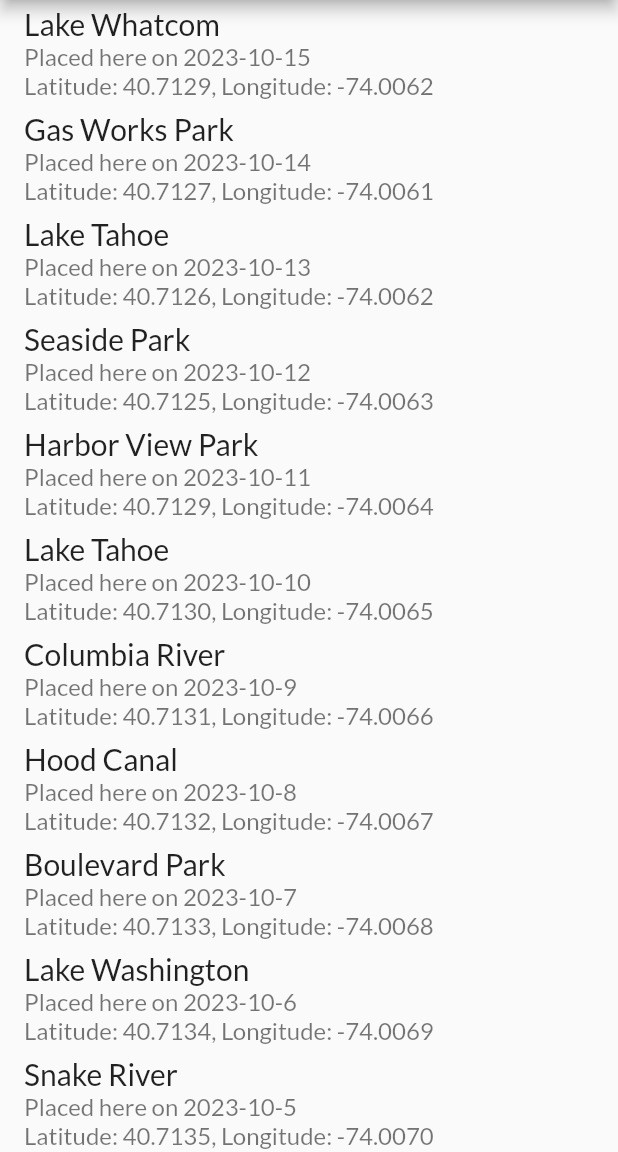
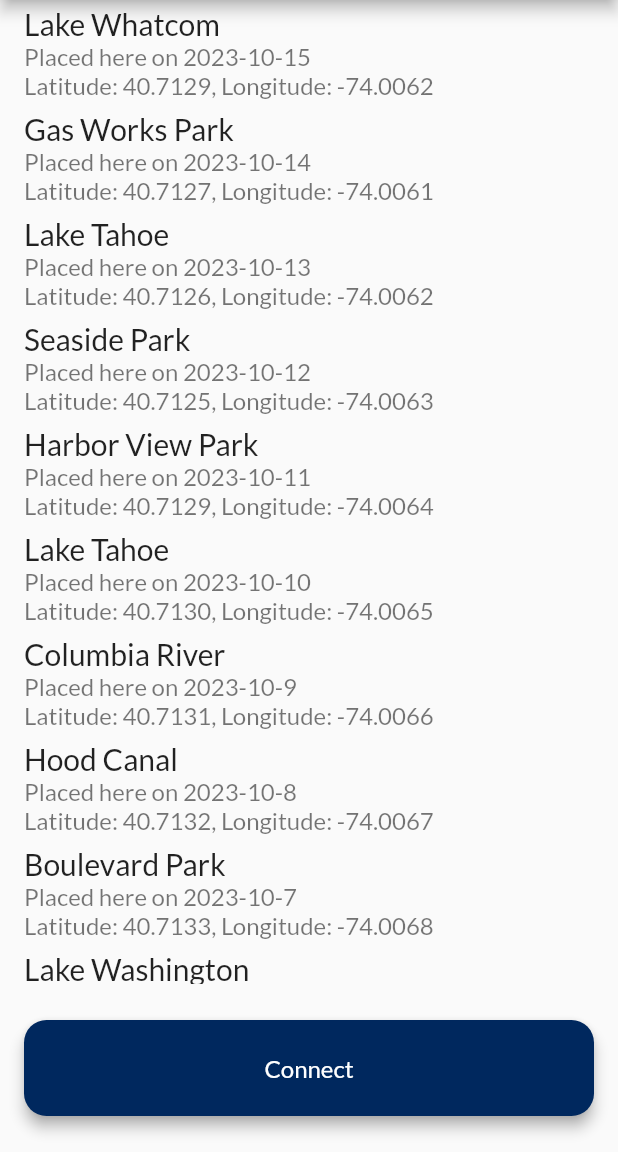
Before and after one commit to rngSwoop/wwx_flutter, a Flutter app: the DashboardScreen screen opened by its route, after a tap on "Buoy 1", on a phone screen of 412 x 824 dp, the part 84-1236 px from its top. Run offline on Flutter 3.47's test engine with Material 2 defaults, Android fonts, the phone set to English and light mode, and no system bars; our stand-ins replace firebase_auth, firebase_core, flutter_blue, google_fonts, loader_overlay, permission_handler and 1 more; accounts and stored records are empty.

Commit message:
Added MAC addresses and moved Connect button to location screen

```diff
--- a/lib/screens/buoy_details_screen.dart
+++ b/lib/screens/buoy_details_screen.dart
@@ -18,7 +18,10 @@ class BuoyDetailsScreen extends StatelessWidget {
         ),
         backgroundColor: kThemeBlue,
       ),
-      body: ListView.builder(
+      body: Column(
+        children: [
+          Expanded(
+            child: ListView.builder(
               itemCount: selectedAuthBuoys.locationData.length,
               itemBuilder: (context, index) {
                 final locationDataPoint = selectedAuthBuoys.locationData[index];
@@ -35,6 +38,38 @@ class BuoyDetailsScreen extends StatelessWidget {
                 );
               },
             ),
+          ),
+
+          // Button to initiate Bluetooth scanning
+          Padding(
+            padding: const EdgeInsets.only(top: 16, bottom: 16),
+            child: Container(
+              padding: EdgeInsets.only(left: 16, right: 16, bottom: 8.0, top: 8.0),
+              height: 80.0,
+              width: double.infinity,
+              child: ElevatedButton(
+                onPressed: () {
+                  // Define the action when the button is pressed
+                },
+                child: Text(
+                  "Connect",
+                  style: GoogleFonts.lato(fontSize: 16, fontWeight: FontWeight.w500),
+                ),
+                style: ButtonStyle(
+                  elevation: MaterialStateProperty.all<double>(4.0),
+                  shadowColor: MaterialStateProperty.all<Color>(Colors.grey),
+                  shape: MaterialStateProperty.all<RoundedRectangleBorder>(
+                    RoundedRectangleBorder(
+                      borderRadius: BorderRadius.circular(15.0),
+                    ),
+                  ),
+                  backgroundColor: MaterialStateProperty.all<Color>(kThemeBlue),
+                ),
+              ),
+            ),
+          ),
+        ]
+      ),
     );
   }
 }
--- a/lib/screens/dashboard_screen.dart
+++ b/lib/screens/dashboard_screen.dart
@@ -168,34 +168,6 @@ class _DashboardScreenState extends State<DashboardScreen> {
               ),
             ),
           ),
-          // Button to initiate Bluetooth scanning
-          Padding(
-            padding: const EdgeInsets.only(top: 16, bottom: 16),
-            child: Container(
-                padding: EdgeInsets.only(left: 16, right: 16, bottom: 8.0, top: 8.0),
-                height: 80.0,
-                width: double.infinity,
-                child: ElevatedButton(
-                  onPressed: () {
-                    Navigator.pushNamed(context, kBuoysScreenId);
-                  },
-                  child: Text(
-                    "Connect to a Device",
-                    style: GoogleFonts.lato(fontSize: 16, fontWeight: FontWeight.w500),
-                  ),
-                  style: ButtonStyle(
-                      elevation: MaterialStateProperty.all<double>(4.0),
-                      shadowColor: MaterialStateProperty.all<Color>(Colors.grey),
-                      shape: MaterialStateProperty.all<RoundedRectangleBorder>(
-                        RoundedRectangleBorder(
-                          borderRadius: BorderRadius.circular(15.0),
-                        ),
-                      ),
-                      backgroundColor: MaterialStateProperty.all<Color>(kThemeBlue)
-                  ),
-                )
-            ),
-          ) // StyledButton
         ],
       ),
     );
--- a/lib/screens/shared/MockHttpClient.dart
+++ b/lib/screens/shared/MockHttpClient.dart
@@ -14,6 +14,7 @@ class MockHttpClient {
         "password": "password1",
         "authLevel": "user",
         "updated": true,
+        "MAC": "00:11:22:33:44:55",
         "locationData": [
           {
             "date": "2023-10-15",
@@ -83,6 +84,7 @@ class MockHttpClient {
         "password": "password2",
         "authLevel": "manager",
         "updated": true,
+        "MAC": "A1:B2:C3:D4:E5:F6",
         "locationData": [
           {
             "date": "2023-10-15",
@@ -112,6 +114,7 @@ class MockHttpClient {
         "password": "password3",
         "authLevel": "owner",
         "updated": false,
+        "MAC": "12:34:56:78:9A:BC",
         "locationData": [
           {
             "date": "2023-10-15",
--- a/lib/screens/shared/auth_buoys.dart
+++ b/lib/screens/shared/auth_buoys.dart
@@ -4,6 +4,7 @@ class AuthBuoys {
   String password;
   String authLevel;
   bool updated;
+  String MAC;
   List<LocationDataPoint> locationData; // List of date and locationLatLong and locationName data points
 
   AuthBuoys({
@@ -12,6 +13,7 @@ class AuthBuoys {
     required this.password,
     required this.authLevel,
     required this.updated,
+    required this.MAC,
     required this.locationData, // Initialize with an empty list
   });
 
@@ -27,6 +29,7 @@ class AuthBuoys {
       password: json['password'] as String,
       authLevel: json['authLevel'] as String,
       updated: json['updated'] as bool,
+      MAC: json['MAC'] as String,
       locationData: dataPoints,
     );
   }
```
Lines whose indentation alone changed are shown as unchanged.
